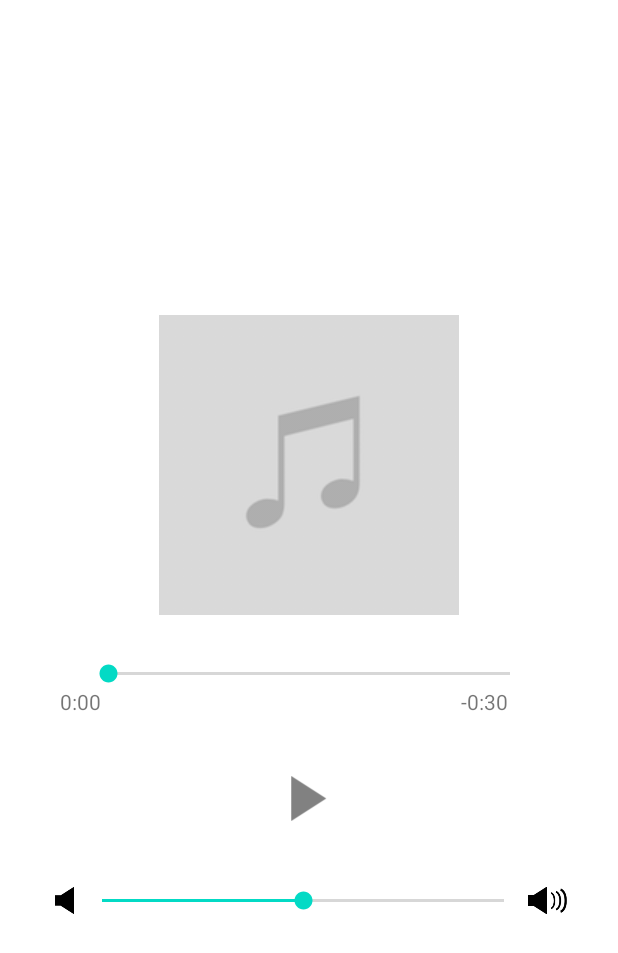
After one commit to k12ms26/3-Tabs, an Android app: the MusicActivity screen opened directly, with no data from a screen before it, on a phone screen of 412 x 824 dp. The commit adds this screen. Shown: the top 953 px of the screen. Run offline under Robolectric (Android 15) with nearby library versions, the phone set to English and light mode, and no system bars.

Commit message:
Add Music

```diff
--- a/app/src/main/AndroidManifest.xml
+++ b/app/src/main/AndroidManifest.xml
@@ -12,9 +12,10 @@
         android:roundIcon="@mipmap/ic_launcher_round"
         android:supportsRtl="true"
         android:theme="@style/Color0">
-        <activity android:name=".game.GameActivity"></activity>
+        <activity android:name=".musicplayer.MusicActivity1"></activity>
+        <activity android:name=".game.GameActivity" />
         <activity android:name=".game.GameMainActivity" />
-        <activity android:name=".SpamActivity" />
+        <activity android:name=".musicplayer.MusicActivity" />
         <activity android:name=".ThemeActivity" />
         <activity android:name=".LanguageActivity" />
         <activity android:name=".ViewPagerActivity" />
--- /dev/null
+++ b/app/src/main/java/com/example/cs496_tabbed/musicplayer/MusicActivity.kt
@@ -0,0 +1,118 @@
+package com.example.cs496_tabbed.musicplayer
+
+import android.annotation.SuppressLint
+import android.media.MediaPlayer
+import android.os.Bundle
+import android.os.Handler
+import android.os.Message
+import android.view.View
+import android.widget.SeekBar
+import androidx.appcompat.app.AppCompatActivity
+import com.example.cs496_tabbed.R
+import kotlinx.android.synthetic.main.activity_music.*
+
+
+class MusicActivity : AppCompatActivity() {
+
+    private lateinit var mp: MediaPlayer
+    private var totalTime: Int = 0
+
+    override fun onCreate(savedInstanceState: Bundle?) {
+        super.onCreate(savedInstanceState)
+        setContentView(R.layout.activity_music)
+
+        mp = MediaPlayer.create(this, R.raw.music1)
+        mp.isLooping = true
+        mp.setVolume(0.5f, 0.5f)
+        totalTime = mp.duration
+
+        // Volume Bar
+        volumeBar.setOnSeekBarChangeListener(
+                object : SeekBar.OnSeekBarChangeListener {
+                    override fun onProgressChanged(seekbar: SeekBar?, progress: Int, fromUser: Boolean) {
+                        if (fromUser) {
+                            var volumeNum = progress / 100.0f
+                            mp.setVolume(volumeNum, volumeNum)
+                        }
+                    }
+                    override fun onStartTrackingTouch(p0: SeekBar?) {
+                    }
+                    override fun onStopTrackingTouch(p0: SeekBar?) {
+                    }
+                }
+        )
+
+        // Position Bar
+        positionBar.max = totalTime
+        positionBar.setOnSeekBarChangeListener(
+                object : SeekBar.OnSeekBarChangeListener {
+                    override fun onProgressChanged(seekBar: SeekBar?, progress: Int, fromUser: Boolean) {
+                        if (fromUser) {
+                            mp.seekTo(progress)
+                        }
+                    }
+                    override fun onStartTrackingTouch(p0: SeekBar?) {
+                    }
+                    override fun onStopTrackingTouch(p0: SeekBar?) {
+                    }
+                }
+        )
+
+        // Thread
+        Thread(Runnable {
+            while (mp != null) {
+                try {
+                    var msg = Message()
+                    msg.what = mp.currentPosition
+                    handler.sendMessage(msg)
+                    Thread.sleep(1000)
+                } catch (e: InterruptedException) {
+                }
+            }
+        }).start()
+    }
+
+    @SuppressLint("HandlerLeak")
+    var handler = object : Handler() {
+        override fun handleMessage(msg: Message) {
+            var currentPosition = msg.what
+
+            // Update positionBar
+            positionBar.progress = currentPosition
+
+            // Update Labels
+            var elapsedTime = createTimeLabel(currentPosition)
+            elapsedTimeLabel.text = elapsedTime
+
+            var remainingTime = createTimeLabel(totalTime - currentPosition)
+            remainingTimeLabel.text = "-$remainingTime"
+        }
+    }
+
+    fun createTimeLabel(time: Int): String {
+        var timeLabel = ""
+        var min = time / 1000 / 60
+        var sec = time / 1000 % 60
+
+        timeLabel = "$min:"
+        if (sec < 10) timeLabel += "0"
+        timeLabel += sec
+
+        return timeLabel
+    }
+
+    fun playBtnClick(v: View) {
+
+        if (mp.isPlaying) {
+            // Stop
+            mp.pause()
+            playBtn.setBackgroundResource(R.drawable.play)
+
+        } else {
+            // Start
+            mp.start()
+            playBtn.setBackgroundResource(R.drawable.stop)
+        }
+    }
+
+}
--- /dev/null
+++ b/app/src/main/res/layout/activity_music.xml
@@ -0,0 +1,71 @@
+<?xml version="1.0" encoding="utf-8"?>
+<LinearLayout
+    xmlns:android="http://schemas.android.com/apk/res/android"
+    xmlns:tools="http://schemas.android.com/tools"
+    xmlns:app="http://schemas.android.com/apk/res-auto"
+    android:layout_width="match_parent"
+    android:layout_height="match_parent"
+    tools:context=".MainActivity"
+    android:orientation="vertical"
+    android:gravity="center">
+
+    <ImageView
+        android:layout_width="wrap_content"
+        android:layout_height="wrap_content"
+        android:src="@drawable/image"/>
+
+    <SeekBar
+        android:id="@+id/positionBar"
+        android:layout_width="300dp"
+        android:layout_height="wrap_content"
+        android:layout_marginTop="30dp"/>
+
+    <LinearLayout
+        android:layout_width="match_parent"
+        android:layout_height="wrap_content">
+        <TextView
+            android:id="@+id/elapsedTimeLabel"
+            android:layout_width="wrap_content"
+            android:layout_height="wrap_content"
+            android:text="0:11"
+            android:layout_marginLeft="40dp"/>
+
+        <TextView
+            android:id="@+id/remainingTimeLabel"
+            android:layout_width="wrap_content"
+            android:layout_height="wrap_content"
+            android:text="-1:11"
+            android:layout_marginLeft="240dp"/>
+    </LinearLayout>
+
+    <Button
+        android:id="@+id/playBtn"
+        android:layout_width="30dp"
+        android:layout_height="30dp"
+        android:background="@drawable/play"
+        android:layout_marginTop="40dp"
+        android:theme = "@style/Color2"
+        android:onClick="playBtnClick"/>
+
+    <LinearLayout
+        android:layout_width="match_parent"
+        android:layout_height="wrap_content"
+        android:orientation="horizontal"
+        android:layout_marginTop="40dp"
+        android:gravity="center">
+        <ImageView
+            android:layout_width="18dp"
+            android:layout_height="18dp"
+            android:src="@drawable/sound"/>
+        <SeekBar
+            android:id="@+id/volumeBar"
+            android:layout_width="300dp"
+            android:layout_height="wrap_content"
+            android:progress="50"
+            android:max="100"/>
+        <ImageView
+            android:layout_width="26dp"
+            android:layout_height="26dp"
+            android:src="@drawable/sound2"/>
+    </LinearLayout>
+</LinearLayout>
```
Also changed, not shown: app/src/main/java/com/example/cs496_tabbed/SpamActivity.kt (deleted, +0 -37 lines), app/src/main/java/com/example/cs496_tabbed/fragments/FreeFragment.kt (+7 -10 lines), app/src/main/res/layout/activity_spam.xml (deleted, +0 -9 lines), app/src/main/res/drawable/image.png (added), app/src/main/res/drawable/play.png (added), app/src/main/res/drawable/sound.png (added), app/src/main/res/drawable/sound2.png (added), app/src/main/res/drawable/stop.png (added), 2 other files.
